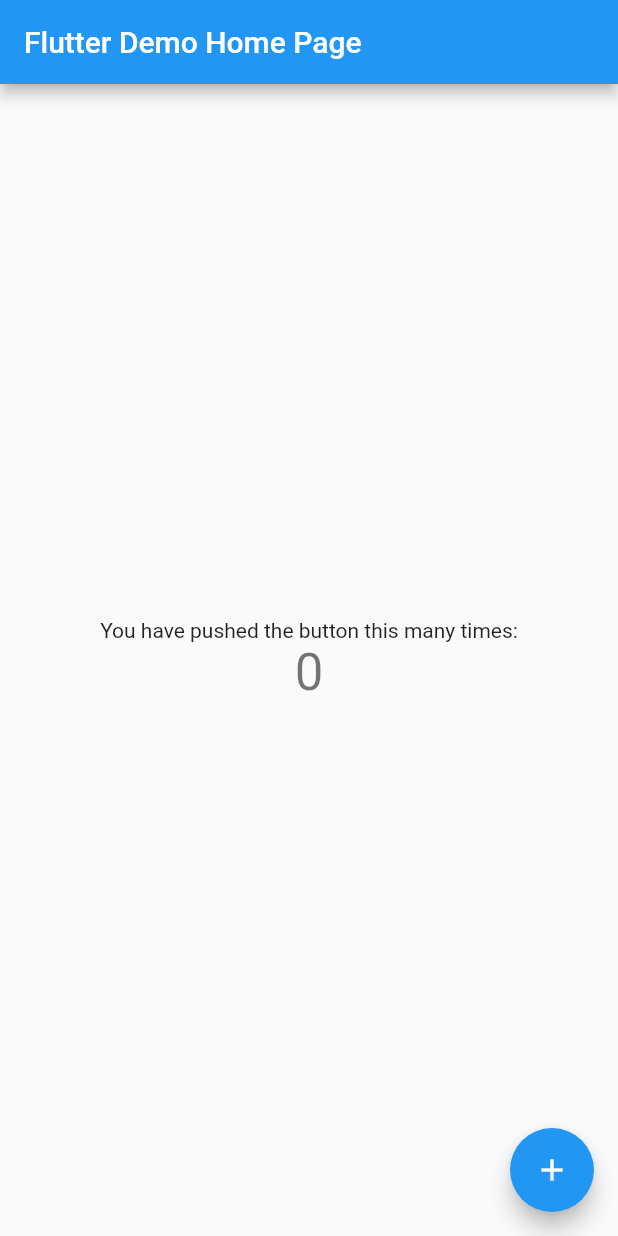
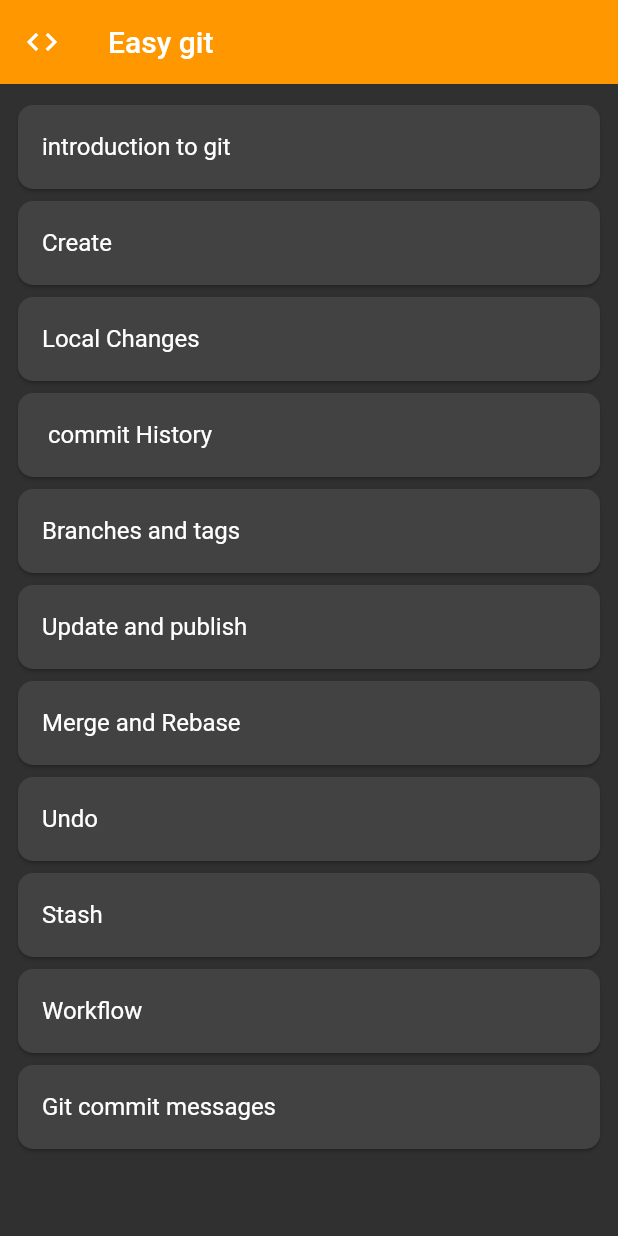
Before and after one commit to Bibhukiju/learnGit, a Flutter app: the screen it shows after launch, on a phone screen of 412 x 824 dp. Run offline on Flutter 3.47's test engine with Material 2 defaults, Android fonts, the phone set to English and light mode, and no system bars.

Commit message:
home page is made

```diff
--- a/easygit/lib/main.dart
+++ b/easygit/lib/main.dart
@@ -1,117 +1,17 @@
 import 'package:flutter/material.dart';
+import 'package:easygit/pages/homescreen.dart';
 
-void main() {
-  runApp(MyApp());
-}
+void main() => runApp(Home());
 
-class MyApp extends StatelessWidget {
-  // This widget is the root of your application.
+class Home extends StatelessWidget {
   @override
   Widget build(BuildContext context) {
     return MaterialApp(
-      title: 'Flutter Demo',
-      theme: ThemeData(
-        // This is the theme of your application.
-        //
-        // Try running your application with "flutter run". You'll see the
-        // application has a blue toolbar. Then, without quitting the app, try
-        // changing the primarySwatch below to Colors.green and then invoke
-        // "hot reload" (press "r" in the console where you ran "flutter run",
-        // or simply save your changes to "hot reload" in a Flutter IDE).
-        // Notice that the counter didn't reset back to zero; the application
-        // is not restarted.
-        primarySwatch: Colors.blue,
-        // This makes the visual density adapt to the platform that you run
-        // the app on. For desktop platforms, the controls will be smaller and
-        // closer together (more dense) than on mobile platforms.
-        visualDensity: VisualDensity.adaptivePlatformDensity,
+      debugShowCheckedModeBanner: false,
+      theme: ThemeData.dark().copyWith(
+        primaryColor: Colors.orange,
       ),
-      home: MyHomePage(title: 'Flutter Demo Home Page'),
+      home: HomeScreen(),
     );
   }
 }
-
-class MyHomePage extends StatefulWidget {
-  MyHomePage({Key key, this.title}) : super(key: key);
-
-  // This widget is the home page of your application. It is stateful, meaning
-  // that it has a State object (defined below) that contains fields that affect
-  // how it looks.
-
-  // This class is the configuration for the state. It holds the values (in this
-  // case the title) provided by the parent (in this case the App widget) and
-  // used by the build method of the State. Fields in a Widget subclass are
-  // always marked "final".
-
-  final String title;
-
-  @override
-  _MyHomePageState createState() => _MyHomePageState();
-}
-
-class _MyHomePageState extends State<MyHomePage> {
-  int _counter = 0;
-
-  void _incrementCounter() {
-    setState(() {
-      // This call to setState tells the Flutter framework that something has
-      // changed in this State, which causes it to rerun the build method below
-      // so that the display can reflect the updated values. If we changed
-      // _counter without calling setState(), then the build method would not be
-      // called again, and so nothing would appear to happen.
-      _counter++;
-    });
-  }
-
-  @override
-  Widget build(BuildContext context) {
-    // This method is rerun every time setState is called, for instance as done
-    // by the _incrementCounter method above.
-    //
-    // The Flutter framework has been optimized to make rerunning build methods
-    // fast, so that you can just rebuild anything that needs updating rather
-    // than having to individually change instances of widgets.
-    return Scaffold(
-      appBar: AppBar(
-        // Here we take the value from the MyHomePage object that was created by
-        // the App.build method, and use it to set our appbar title.
-        title: Text(widget.title),
-      ),
-      body: Center(
-        // Center is a layout widget. It takes a single child and positions it
-        // in the middle of the parent.
-        child: Column(
-          // Column is also a layout widget. It takes a list of children and
-          // arranges them vertically. By default, it sizes itself to fit its
-          // children horizontally, and tries to be as tall as its parent.
-          //
-          // Invoke "debug painting" (press "p" in the console, choose the
-          // "Toggle Debug Paint" action from the Flutter Inspector in Android
-          // Studio, or the "Toggle Debug Paint" command in Visual Studio Code)
-          // to see the wireframe for each widget.
-          //
-          // Column has various properties to control how it sizes itself and
-          // how it positions its children. Here we use mainAxisAlignment to
-          // center the children vertically; the main axis here is the vertical
-          // axis because Columns are vertical (the cross axis would be
-          // horizontal).
-          mainAxisAlignment: MainAxisAlignment.center,
-          children: <Widget>[
-            Text(
-              'You have pushed the button this many times:',
-            ),
-            Text(
-              '$_counter',
-              style: Theme.of(context).textTheme.headline4,
-            ),
-          ],
-        ),
-      ),
-      floatingActionButton: FloatingActionButton(
-        onPressed: _incrementCounter,
-        tooltip: 'Increment',
-        child: Icon(Icons.add),
-      ), // This trailing comma makes auto-formatting nicer for build methods.
-    );
-  }
-}
--- /dev/null
+++ b/easygit/lib/pages/homescreen.dart
@@ -0,0 +1,46 @@
+import 'package:flutter/material.dart';
+
+class HomeScreen extends StatelessWidget {
+  final List titles = [
+    "introduction to git",
+    "Create",
+    "Local Changes",
+    " commit History",
+    "Branches and tags",
+    "Update and publish",
+    "Merge and Rebase",
+    "Undo",
+    "Stash",
+    "Workflow",
+    "Git commit messages"
+  ];
+  @override
+  Widget build(BuildContext context) {
+    return Scaffold(
+      appBar: AppBar(
+        brightness: Brightness.light,
+        elevation: 0,
+        title: Text("Easy git"),
+        leading: Icon(Icons.code),
+      ),
+      body: Container(
+        margin: EdgeInsets.only(top:10),
+        child: ListView.builder(
+          itemCount: titles.length,
+          itemBuilder: (BuildContext context, int index) => Padding(
+            padding: const EdgeInsets.symmetric(horizontal: 8.0),
+            child: Card(
+              shape:
+                  RoundedRectangleBorder(borderRadius: BorderRadius.circular(10)),
+              child: ListTile(
+                title: buildTiles(title: titles.elementAt(index)),
+              ),
+            ),
+          ),
+        ),
+      ),
+    );
+  }
+
+  buildTiles({title, params}) => Text(title);
+}
```
Also changed, not shown: 1 other file.
